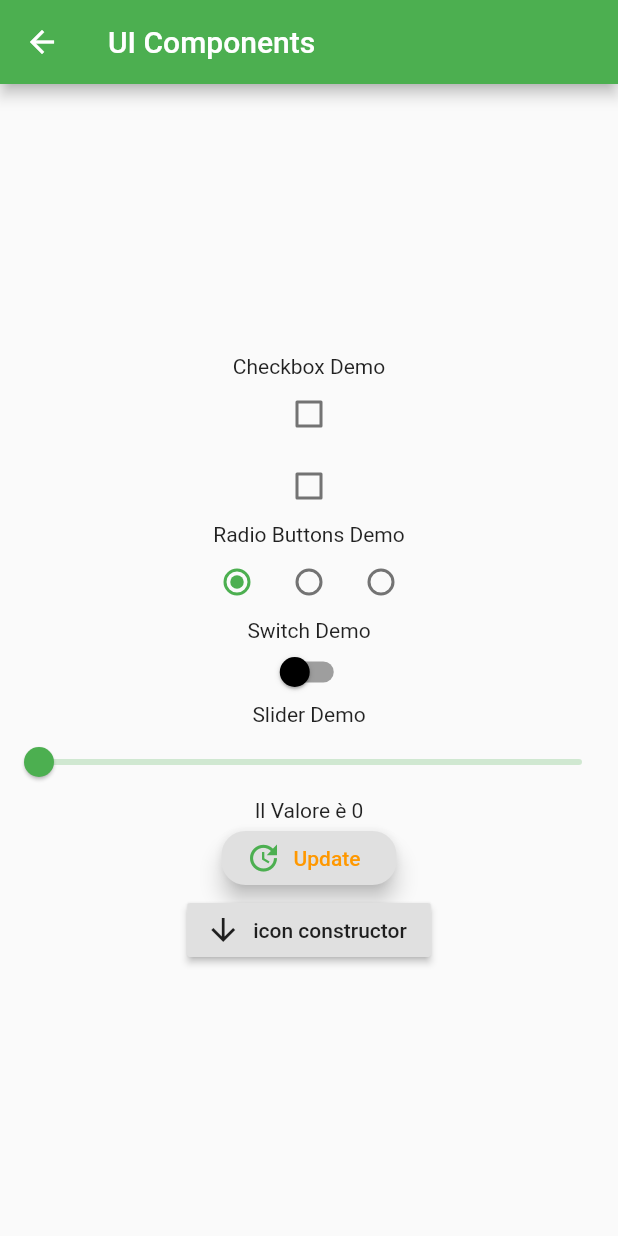
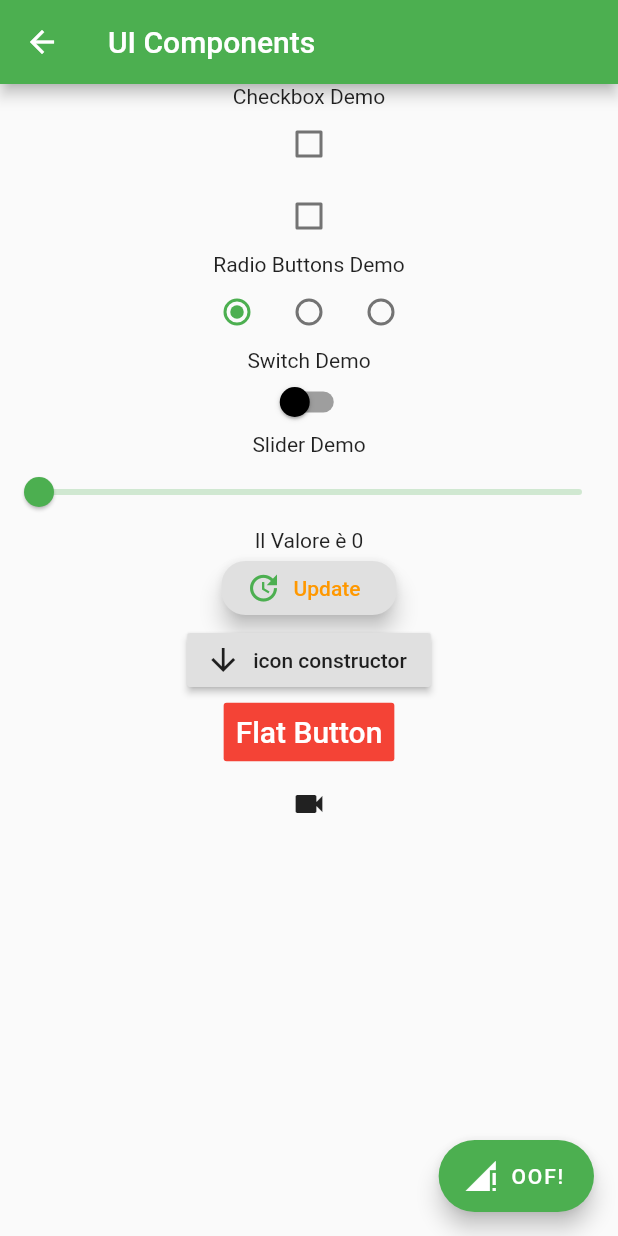
Before and after one commit to Davoleo/sample_flutter_app, a Flutter app: the ControlsRoute screen opened directly, on a phone screen of 412 x 824 dp. Run offline on Flutter 3.47's test engine with Material 2 defaults, Android fonts, the phone set to English and light mode, and no system bars.

Commit message:
FlatButton | IconButton | FAB
+ Wrap all the content in a ListView

```diff
--- a/lib/screens/controls_route.dart
+++ b/lib/screens/controls_route.dart
@@ -36,7 +36,9 @@ class _ControlsDemo extends State<ControlsRoute> {
     return Scaffold(
       appBar: AppBar(title: Text(widget.title),),
 
-      body: Column(
+      body: ListView(
+        children: <Widget>[
+          Column(
             mainAxisAlignment: MainAxisAlignment.center,
             children: <Widget>[
             Center(child: Column(
@@ -111,9 +113,32 @@ class _ControlsDemo extends State<ControlsRoute> {
               onPressed: () => {},
             ),
             //Specific Icon RaisedButton Constructor
-          RaisedButton.icon(onPressed: () => {}, icon: Icon(Icons.arrow_downward), label: Text("icon constructor"))
+            RaisedButton.icon(onPressed: () => {}, icon: Icon(Icons.arrow_downward), label: Text("icon constructor")),
+            FlatButton(
+              onPressed: () => {},
+
+              child: Text("Flat Button", style: TextStyle(fontSize: 20),),
+              color: Colors.red,
+              textColor: Colors.white,
+              disabledColor: Colors.grey,
+              disabledTextColor: Colors.black,
+              splashColor: Colors.deepOrangeAccent,
+              //Teme Presets, shortcut to set all the materials properties
+              //textTheme: ButtonTextTheme.primary,
+
+              padding: EdgeInsets.all(8),
+            ),
+            IconButton(icon: Icon(Icons.videocam), onPressed: () => {},),
+          ],)
         ],
       ),
+
+      floatingActionButton: FloatingActionButton.extended(
+        onPressed: () => {},
+        icon: Icon(Icons.signal_cellular_connected_no_internet_4_bar),
+        label: Text("OOF!"),
+      ),
+
     );
   }
 }
```
Lines whose indentation alone changed are shown as unchanged.
